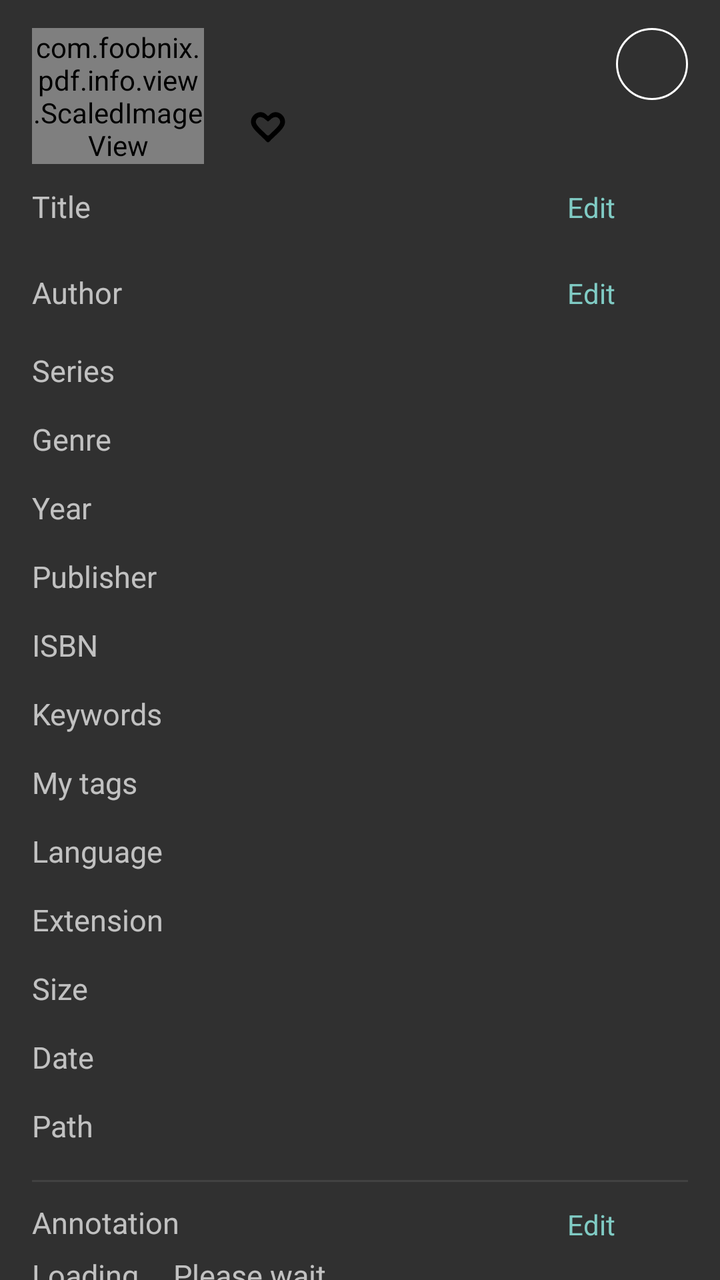
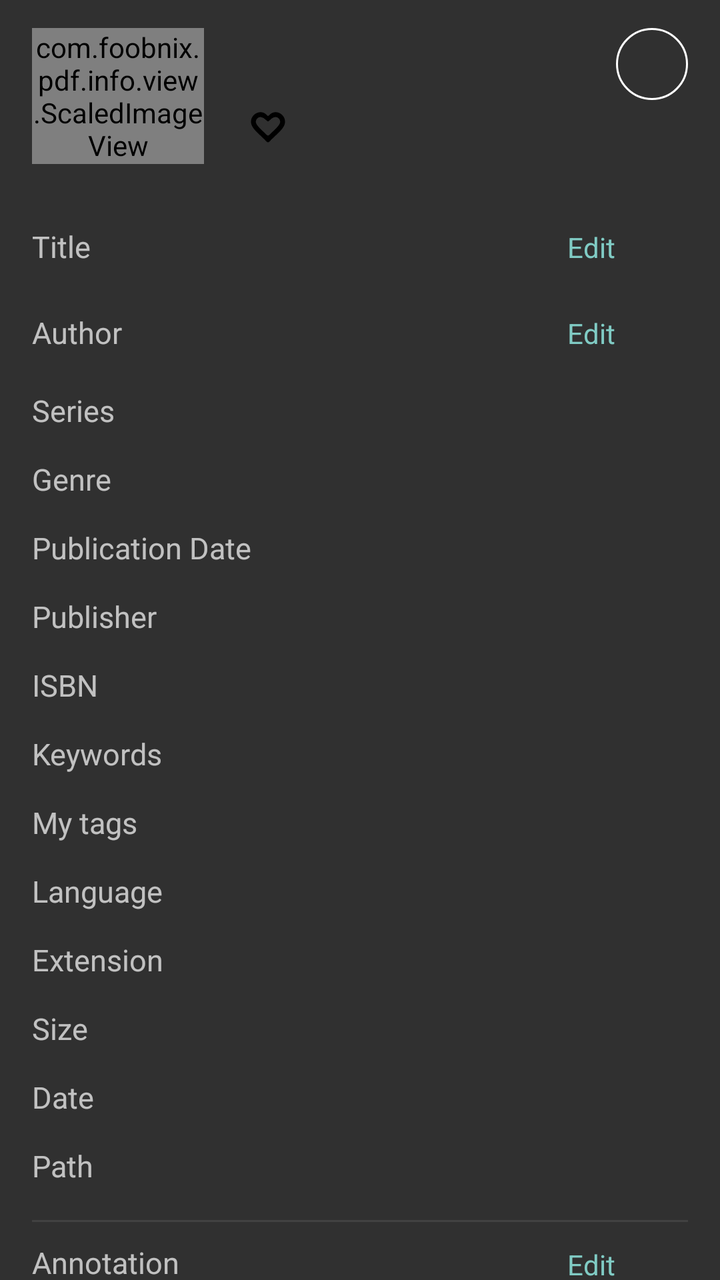

The first picture is an Android layout as it rendered before a commit; the second is the same layout after the commit. The layout source and the unified diff follow.
<!-- AndroidManifest.xml: application theme StyledIndicatorsBlack -->
<!-- res/layout/dialog_file_info.xml -->
<?xml version="1.0" encoding="utf-8"?>
<LinearLayout xmlns:android="http://schemas.android.com/apk/res/android"
    android:layout_width="match_parent"
    android:layout_height="match_parent"
    android:orientation="vertical">

    <ScrollView
        android:layout_width="match_parent"
        android:layout_height="wrap_content"
        android:layout_weight="1"
        android:scrollbars="none">

        <LinearLayout
            android:layout_width="match_parent"
            android:layout_height="wrap_content"
            android:orientation="vertical"
            android:paddingLeft="16dip"
            android:paddingRight="16dip"
            android:paddingTop="14dip"
            android:paddingBottom="10dip">

            
            <LinearLayout
                android:layout_width="match_parent"
                android:layout_height="wrap_content"
                android:orientation="horizontal">

                <FrameLayout
                    android:layout_width="wrap_content"
                    android:layout_height="wrap_content">

                    <com.foobnix.pdf.info.view.ScaledImageView
                        android:id="@+id/image"
                        android:layout_width="86dip"
                        android:layout_height="wrap_content"
                        android:adjustViewBounds="true"
                        android:src="@mipmap/icon_pdf_pro" />

                    <ImageView
                        android:id="@+id/cloudImage"
                        android:layout_width="@dimen/wh_button_small"
                        android:layout_height="@dimen/wh_button_small"
                        android:layout_gravity="bottom|left"
                        android:contentDescription="@string/clouds"
                        android:padding="4dip"
                        android:src="@drawable/dropbox" />
                </FrameLayout>

                <LinearLayout
                    android:layout_width="0dp"
                    android:layout_height="wrap_content"
                    android:layout_marginLeft="14dip"
                    android:layout_weight="1"
                    android:orientation="vertical">

                    <TextView
                        android:id="@+id/bookName"
                        android:layout_width="match_parent"
                        android:layout_height="wrap_content"
                        android:text=""
                        android:textSize="19sp"
                        android:textStyle="bold" />

                    <LinearLayout
                        android:layout_width="match_parent"
                        android:layout_height="wrap_content"
                        android:layout_marginTop="6dip"
                        android:orientation="horizontal">

                        <ImageView
                            android:id="@+id/starIcon"
                            android:layout_width="@dimen/wh_button"
                            android:layout_height="@dimen/wh_button"
                            android:background="@drawable/bg_round_press"
                            android:contentDescription="@string/favorites"
                            android:padding="7dip"
                            android:src="@drawable/glyphicons_9_heart_empty" />

                        <ImageView
                            android:id="@+id/tagIcon"
                            android:layout_width="@dimen/wh_button"
                            android:layout_height="@dimen/wh_button"
                            android:layout_marginLeft="6dip"
                            android:background="@drawable/bg_round_press"
                            android:contentDescription="@string/add_tag"
                            android:padding="7dip"
                            android:src="@drawable/glyphicons_67_tags" />
                    </LinearLayout>
                </LinearLayout>

                
                <ImageView
                    android:id="@+id/closeInfo"
                    android:layout_width="@dimen/wh_button"
                    android:layout_height="@dimen/wh_button"
                    android:layout_gravity="top"
                    android:layout_marginLeft="6dip"
                    android:background="@drawable/bg_round_button"
                    android:contentDescription="@string/close"
                    android:padding="8dip"
                    android:src="@drawable/glyphicons_599_menu_close" />
            </LinearLayout>

            
            <LinearLayout
                android:id="@+id/rowTitle"
                style="@style/infoRow"
                android:layout_width="match_parent"
                android:layout_height="wrap_content">

                <TextView
                    style="@style/infoLabel"
                    android:layout_width="110dip"
                    android:layout_height="wrap_content"
                    android:text="@string/title" />

                <TextView
                    android:id="@+id/title"
                    style="@style/infoValue"
                    android:layout_width="0dp"
                    android:layout_height="wrap_content"
                    android:layout_weight="1"
                    android:text="" />

                <TextView
                    android:id="@+id/editTitle"
                    style="@style/textLink"
                    android:layout_width="wrap_content"
                    android:layout_height="wrap_content"
                    android:contentDescription="@string/edit"
                    android:text="@string/edit" />
            </LinearLayout>

            
            <LinearLayout
                android:id="@+id/rowAuthor"
                style="@style/infoRow"
                android:layout_width="match_parent"
                android:layout_height="wrap_content">

                <TextView
                    style="@style/infoLabel"
                    android:layout_width="110dip"
                    android:layout_height="wrap_content"
                    android:text="@string/author" />

                <LinearLayout
                    android:id="@+id/author"
                    android:layout_width="0dp"
                    android:layout_height="wrap_content"
                    android:layout_weight="1"
                    android:orientation="vertical" />

                <TextView
                    android:id="@+id/editAuthor"
                    style="@style/textLink"
                    android:layout_width="wrap_content"
                    android:layout_height="wrap_content"
                    android:contentDescription="@string/edit"
                    android:text="@string/edit" />
            </LinearLayout>

            
            <LinearLayout
                android:id="@+id/metaSeriesID"
                style="@style/infoRow"
                android:layout_width="match_parent"
                android:layout_height="wrap_content">

                <TextView
                    style="@style/infoLabel"
                    android:layout_width="110dip"
                    android:layout_height="wrap_content"
                    android:text="@string/serie" />

                <TextView
                    android:id="@+id/metaSeries"
                    style="@style/infoValue"
                    android:layout_width="0dp"
                    android:layout_height="wrap_content"
                    android:layout_weight="1"
                    android:text="" />
            </LinearLayout>

            <androidx.recyclerview.widget.RecyclerView
                android:id="@+id/recycleViewSeries"
                android:layout_width="match_parent"
                android:layout_height="wrap_content"
                android:orientation="horizontal"
                android:paddingTop="4dip"
                android:paddingBottom="4dip"
                android:visibility="gone" />

            
            <LinearLayout
                android:id="@+id/metaGenreID"
                style="@style/infoRow"
                android:layout_width="match_parent"
                android:layout_height="wrap_content">

                <TextView
                    style="@style/infoLabel"
                    android:layout_width="110dip"
                    android:layout_height="wrap_content"
                    android:text="@string/genre" />

                <LinearLayout
                    android:id="@+id/metaGenre"
                    android:layout_width="0dp"
                    android:layout_height="wrap_content"
                    android:layout_weight="1"
                    android:orientation="vertical" />
            </LinearLayout>

            
            <LinearLayout
                android:id="@+id/rowYear"
                style="@style/infoRow"
                android:layout_width="match_parent"
                android:layout_height="wrap_content">

                <TextView
                    style="@style/infoLabel"
                    android:layout_width="110dip"
                    android:layout_height="wrap_content"
                    android:text="@string/year" />

                <TextView
                    android:id="@+id/year"
                    style="@style/infoValueLink"
                    android:layout_width="0dp"
                    android:layout_height="wrap_content"
                    android:layout_weight="1"
                    android:text="" />
            </LinearLayout>

            
            <LinearLayout
                android:id="@+id/rowPublisher"
                style="@style/infoRow"
                android:layout_width="match_parent"
                android:layout_height="wrap_content">

                <TextView
                    style="@style/infoLabel"
                    android:layout_width="110dip"
                    android:layout_height="wrap_content"
                    android:text="@string/publisher" />

                <TextView
                    android:id="@+id/publisher"
                    style="@style/infoValueLink"
                    android:layout_width="0dp"
                    android:layout_height="wrap_content"
                    android:layout_weight="1"
                    android:text="" />
            </LinearLayout>

            
            <LinearLayout
                android:id="@+id/rowIsbn"
                style="@style/infoRow"
                android:layout_width="match_parent"
                android:layout_height="wrap_content">

                <TextView
                    style="@style/infoLabel"
                    android:layout_width="110dip"
                    android:layout_height="wrap_content"
                    android:text="ISBN" />

                <TextView
                    android:id="@+id/isbn"
                    style="@style/infoValue"
                    android:layout_width="0dp"
                    android:layout_height="wrap_content"
                    android:layout_weight="1"
                    android:text="" />
            </LinearLayout>

            
            <LinearLayout
                android:id="@+id/keywordID"
                style="@style/infoRow"
                android:layout_width="match_parent"
                android:layout_height="wrap_content">

                <TextView
                    style="@style/infoLabel"
                    android:layout_width="110dip"
                    android:layout_height="wrap_content"
                    android:text="@string/keywords" />

                <LinearLayout
                    android:id="@+id/keywordList"
                    android:layout_width="0dp"
                    android:layout_height="wrap_content"
                    android:layout_weight="1"
                    android:orientation="vertical" />
            </LinearLayout>

            
            <LinearLayout
                android:id="@+id/tagsID"
                style="@style/infoRow"
                android:layout_width="match_parent"
                android:layout_height="wrap_content">

                <TextView
                    style="@style/infoLabel"
                    android:layout_width="110dip"
                    android:layout_height="wrap_content"
                    android:text="@string/my_tags" />

                <TextView
                    android:id="@+id/tagsList"
                    style="@style/infoValue"
                    android:layout_width="0dp"
                    android:layout_height="wrap_content"
                    android:layout_weight="1"
                    android:text="" />
            </LinearLayout>

            
            <LinearLayout
                android:id="@+id/rowLanguage"
                style="@style/infoRow"
                android:layout_width="match_parent"
                android:layout_height="wrap_content">

                <TextView
                    android:id="@+id/hypenLangLabel"
                    style="@style/infoLabel"
                    android:layout_width="110dip"
                    android:layout_height="wrap_content"
                    android:text="@string/language" />

                <TextView
                    android:id="@+id/hypenLang"
                    style="@style/infoValue"
                    android:layout_width="0dp"
                    android:layout_height="wrap_content"
                    android:layout_weight="1"
                    android:text="" />
            </LinearLayout>

            
            <LinearLayout
                android:id="@+id/rowExtension"
                style="@style/infoRow"
                android:layout_width="match_parent"
                android:layout_height="wrap_content">

                <TextView
                    style="@style/infoLabel"
                    android:layout_width="110dip"
                    android:layout_height="wrap_content"
                    android:text="@string/by_extension" />

                <TextView
                    android:id="@+id/info"
                    style="@style/infoValue"
                    android:layout_width="0dp"
                    android:layout_height="wrap_content"
                    android:layout_weight="1"
                    android:text=""
                    android:textAllCaps="true" />
            </LinearLayout>

            
            <LinearLayout
                android:id="@+id/rowSize"
                style="@style/infoRow"
                android:layout_width="match_parent"
                android:layout_height="wrap_content">

                <TextView
                    style="@style/infoLabel"
                    android:layout_width="110dip"
                    android:layout_height="wrap_content"
                    android:text="@string/size" />

                <TextView
                    android:id="@+id/size"
                    style="@style/infoValue"
                    android:layout_width="0dp"
                    android:layout_height="wrap_content"
                    android:layout_weight="1"
                    android:text="" />
            </LinearLayout>

            
            <LinearLayout
                android:id="@+id/rowDate"
                style="@style/infoRow"
                android:layout_width="match_parent"
                android:layout_height="wrap_content">

                <TextView
                    style="@style/infoLabel"
                    android:layout_width="110dip"
                    android:layout_height="wrap_content"
                    android:text="@string/by_date" />

                <TextView
                    android:id="@+id/date"
                    style="@style/infoValue"
                    android:layout_width="0dp"
                    android:layout_height="wrap_content"
                    android:layout_weight="1"
                    android:text="" />
            </LinearLayout>

            
            <TextView
                android:id="@+id/mimeType"
                style="@style/infoValue"
                android:layout_width="match_parent"
                android:layout_height="wrap_content"
                android:text=""
                android:visibility="gone" />

            
            <LinearLayout
                android:id="@+id/rowPath"
                style="@style/infoRow"
                android:layout_width="match_parent"
                android:layout_height="wrap_content">

                <TextView
                    style="@style/infoLabel"
                    android:layout_width="110dip"
                    android:layout_height="wrap_content"
                    android:text="@string/file_path" />

                <TextView
                    android:id="@+id/path"
                    style="@style/infoValue"
                    android:layout_width="0dp"
                    android:layout_height="wrap_content"
                    android:layout_weight="1"
                    android:text="" />
            </LinearLayout>

            <View
                android:layout_width="match_parent"
                android:layout_height="1dp"
                android:layout_marginTop="10dip"
                android:layout_marginBottom="6dip"
                android:background="#33888888" />

            
            <LinearLayout
                android:id="@+id/rowAnnotation"
                android:layout_width="match_parent"
                android:layout_height="wrap_content"
                android:gravity="center_vertical"
                android:orientation="horizontal">

                <TextView
                    style="@style/infoBlockLabel"
                    android:layout_width="0dp"
                    android:layout_height="wrap_content"
                    android:layout_weight="1"
                    android:text="@string/annotation" />

                <TextView
                    android:id="@+id/editAnnotation"
                    style="@style/textLink"
                    android:layout_width="wrap_content"
                    android:layout_height="wrap_content"
                    android:contentDescription="@string/edit"
                    android:text="@string/edit" />
            </LinearLayout>

            <TextView
                android:id="@+id/metaInfo"
                style="@style/infoValue"
                android:layout_width="match_parent"
                android:layout_height="wrap_content"
                android:ellipsize="end"
                android:maxLines="6"
                android:text="@string/msg_loading" />

            <TextView
                android:id="@+id/expand"
                style="@style/textLink"
                android:layout_width="wrap_content"
                android:layout_height="wrap_content"
                android:layout_gravity="right"
                android:text="@string/more" />

            
            <TextView
                android:id="@+id/metaTags"
                style="@style/infoBlockLabel"
                android:layout_width="match_parent"
                android:layout_height="wrap_content"
                android:text="@string/meta_tags" />

            <TextView
                android:id="@+id/metaTagsInfo"
                style="@style/infoValue"
                android:layout_width="match_parent"
                android:layout_height="wrap_content"
                android:text="" />

            
            <TextView
                android:id="@+id/bookmarksSection"
                style="@style/infoBlockLabel"
                android:layout_width="match_parent"
                android:layout_height="wrap_content"
                android:text="@string/bookmarks" />

            <TextView
                android:id="@+id/bookmarks"
                style="@style/infoValue"
                android:layout_width="match_parent"
                android:layout_height="wrap_content"
                android:ellipsize="end"
                android:maxLines="5"
                android:text="" />

            
            <LinearLayout
                android:layout_width="match_parent"
                android:layout_height="wrap_content"
                android:layout_marginTop="8dip"
                android:orientation="vertical">

                <TextView
                    android:id="@+id/convertFile"
                    style="@style/textLink"
                    android:layout_width="wrap_content"
                    android:layout_height="wrap_content"
                    android:text="@string/convert_to"
                    android:visibility="gone" />

                <TextView
                    android:id="@+id/openWith"
                    style="@style/textLink"
                    android:layout_width="wrap_content"
                    android:layout_height="wrap_content"
                    android:text="@string/open_with"
                    android:visibility="gone" />

                <TextView
                    android:id="@+id/sendFile"
                    style="@style/textLink"
                    android:layout_width="wrap_content"
                    android:layout_height="wrap_content"
                    android:text="@string/send_file"
                    android:visibility="gone" />

                <TextView
                    android:id="@+id/onUpdateMeta"
                    style="@style/textLink"
                    android:layout_width="wrap_content"
                    android:layout_height="wrap_content"
                    android:text="@string/update_metadata" />

                <TextView
                    android:id="@+id/delete"
                    style="@style/textLink"
                    android:layout_width="wrap_content"
                    android:layout_height="wrap_content"
                    android:contentDescription="@string/delete"
                    android:text="@string/delete" />
            </LinearLayout>

        </LinearLayout>
    </ScrollView>

    <LinearLayout
        android:id="@+id/openFile"
        android:layout_width="wrap_content"
        android:layout_height="wrap_content"
        android:layout_gravity="center"
        android:layout_weight="0"
        android:background="@drawable/bg_search_second"
        android:paddingRight="20dip"
        android:visibility="gone">

        <ImageView
            android:id="@+id/starIcon1"
            android:layout_width="@dimen/wh_button"
            android:layout_height="@dimen/wh_button"
            android:layout_gravity="center_vertical"
            android:background="@drawable/bg_round_press"
            android:contentDescription="@string/favorites"
            android:padding="8dip"
            android:src="@drawable/glyphicons_13_heart"
            android:tint="@color/white" />

        <TextView
            android:layout_width="wrap_content"
            android:layout_height="match_parent"
            android:layout_gravity="center_horizontal"
            android:gravity="center"
            android:minWidth="100dip"
            android:text="@string/read_a_book"
            android:textColor="#ccffffff"
            android:textSize="14sp"
            android:textStyle="bold" />
    </LinearLayout>

</LinearLayout>
<!-- resources referenced by this layout -->
<resources>
  <color name="white">#ffffff</color>
  <dimen name="wh_button">36dp</dimen>
  <dimen name="wh_button_small">25dp</dimen>
  <string name="add_tag">New Tag</string>
  <string name="annotation">Annotation</string>
  <string name="author">Author</string>
  <string name="bookmarks">Bookmarks</string>
  <string name="by_date">Date</string>
  <string name="by_extension">Extension</string>
  <string name="close">Close</string>
  <string name="clouds">Clouds</string>
  <string name="convert_to">Convert to</string>
  <string name="delete">Delete</string>
  <string name="edit">Edit</string>
  <string name="favorites">Favorites</string>
  <string name="file_path">Path</string>
  <string name="genre">Genre</string>
  <string name="keywords">Keywords</string>
  <string name="language">Language</string>
  <string name="meta_tags">Meta tags</string>
  <string name="more">More</string>
  <string name="msg_loading">Loading … Please wait.</string>
  <string name="my_tags">My tags</string>
  <string name="open_with">Open with</string>
  <string name="publisher">Publisher</string>
  <string name="read_a_book">Read!</string>
  <string name="send_file">Send file</string>
  <string name="serie">Series</string>
  <string name="size">Size</string>
  <string name="title">Title</string>
  <string name="update_metadata">Update metadata</string>
  <string name="year">Year</string>
  <style name="infoBlockLabel">
          <item name="android:textColor">?android:attr/textColorSecondary</item>
          <item name="android:textSize">15sp</item>
          <item name="android:paddingTop">4dip</item>
          <item name="android:paddingBottom">6dip</item>
      </style>
  <style name="infoLabel">
          <item name="android:textColor">?android:attr/textColorSecondary</item>
          <item name="android:textSize">15sp</item>
      </style>
  <style name="infoRow">
          <item name="android:orientation">horizontal</item>
          <item name="android:paddingTop">7dip</item>
          <item name="android:paddingBottom">7dip</item>
      </style>
  <style name="infoValue">
          <item name="android:textSize">15sp</item>
          <item name="android:textIsSelectable">true</item>
      </style>
  <style name="infoValueLink" parent="infoValue">
          <item name="android:textColor">?android:attr/textColorLink</item>
          <item name="android:textIsSelectable">false</item>
          <item name="android:background">?android:attr/selectableItemBackground</item>
      </style>
  <color name="transparent">#00000000</color>
  <color name="black">#000000</color>
  <style name="PopupMenuRound" parent="@android:style/Widget.Material.PopupMenu">
          <item name="android:popupBackground">@drawable/bg_popup_round</item>
      </style>
  <style name="PopupMenuRoundOverflow" parent="@android:style/Widget.Material.PopupMenu.Overflow">
          <item name="android:popupBackground">@drawable/bg_popup_round</item>
      </style>
  <style name="ListPopupWindowRound" parent="@android:style/Widget.Material.ListPopupWindow">
          <item name="android:popupBackground">@drawable/bg_popup_round</item>
      </style>
  <style name="SpinnerPopupRound" parent="@android:style/Widget.Material.Spinner">
          <item name="android:popupBackground">@drawable/bg_popup_round</item>
      </style>
  <style name="DialogRoundDark" parent="@android:style/Theme.Material.Dialog.Alert">
          <item name="android:windowBackground">@drawable/bg_dialog_round_dark</item>
          <item name="android:windowTitleStyle">@style/DialogRoundTitle</item>
      </style>
  <!-- drawable bg_dialog_round_dark (drawable) -->
  <?xml version="1.0" encoding="utf-8"?>
  <shape xmlns:android="http://schemas.android.com/apk/res/android"
      android:shape="rectangle" >
  
      <solid android:color="#F2303030" />
  
      <corners android:radius="@dimen/radius" />
  
  </shape>
  <dimen name="popup_radius">8dp</dimen>
  <dimen name="dv">4dip</dimen>
  <dimen name="radius">10dp</dimen>
</resources>

<!-- the commit's change to res/layout/dialog_file_info.xml (unified diff, before → after) -->
@@ -86,6 +86,17 @@
                             android:padding="7dip"
                             android:src="@drawable/glyphicons_67_tags" />
                     </LinearLayout>
+
+                    
+                    <TextView
+                        android:id="@+id/bookExt"
+                        android:layout_width="wrap_content"
+                        android:layout_height="wrap_content"
+                        android:layout_marginTop="4dip"
+                        android:singleLine="true"
+                        android:text=""
+                        android:textAllCaps="true"
+                        android:textSize="@dimen/text_subtitle" />
                 </LinearLayout>
 
                 
@@ -223,13 +234,21 @@
                     style="@style/infoLabel"
                     android:layout_width="110dip"
                     android:layout_height="wrap_content"
-                    android:text="@string/year" />
+                    android:text="@string/publication_date" />
 
                 <TextView
                     android:id="@+id/year"
                     style="@style/infoValueLink"
-                    android:layout_width="0dp"
-                    android:layout_height="wrap_content"
+                    android:layout_width="wrap_content"
+                    android:layout_height="wrap_content"
+                    android:text="" />
+
+                <TextView
+                    android:id="@+id/pubDate"
+                    style="@style/infoValue"
+                    android:layout_width="0dp"
+                    android:layout_height="wrap_content"
+                    android:layout_marginLeft="10dip"
                     android:layout_weight="1"
                     android:text="" />
             </LinearLayout>
<!-- resource entries referenced after the edit -->
@@ -1,6 +1,7 @@
 <!-- resources referenced by this layout -->
 <resources>
   <color name="white">#ffffff</color>
+  <dimen name="text_subtitle">12sp</dimen>
   <dimen name="wh_button">36dp</dimen>
   <dimen name="wh_button_small">25dp</dimen>
   <string name="add_tag">New Tag</string>
@@ -24,6 +25,7 @@
   <string name="msg_loading">Loading … Please wait.</string>
   <string name="my_tags">My tags</string>
   <string name="open_with">Open with</string>
+  <string name="publication_date">Publication Date</string>
   <string name="publisher">Publisher</string>
   <string name="read_a_book">Read!</string>
   <string name="send_file">Send file</string>
@@ -31,7 +33,6 @@
   <string name="size">Size</string>
   <string name="title">Title</string>
   <string name="update_metadata">Update metadata</string>
-  <string name="year">Year</string>
   <style name="infoBlockLabel">
           <item name="android:textColor">?android:attr/textColorSecondary</item>
           <item name="android:textSize">15sp</item>
